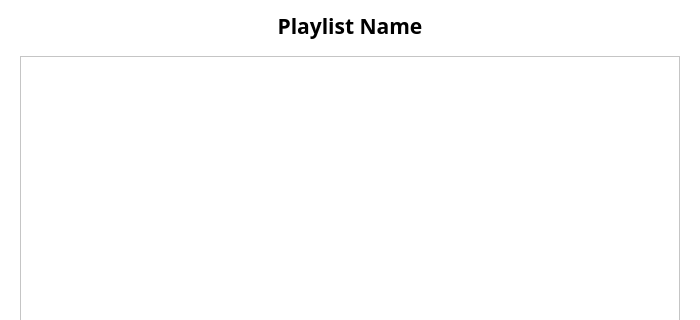
This is ui/dialogs/playlistplayer.ui in amirmohsen1384/Mockingbird as Qt 5 draws it before an edit; both pictures show x 0 to 700 and y 0 to 320 of the 700 by 700 pixel window. The edited form follows.
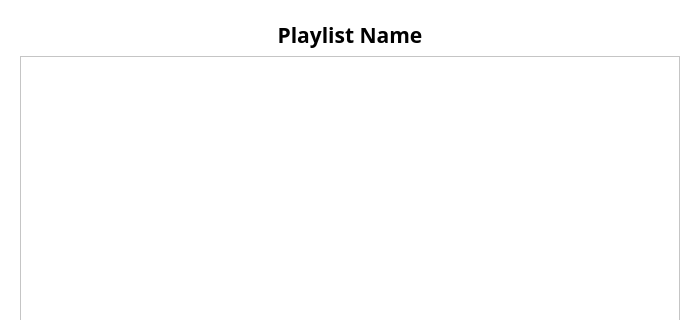
This is the edited form. The open tabs and pages were chosen to show the change. Custom widgets are drawn as their Qt base class.

Commit message: Moved the playlist list into playlist region

Diff of the .ui file:
```diff
--- a/ui/dialogs/playlistplayer.ui
+++ b/ui/dialogs/playlistplayer.ui
@@ -67,6 +67,13 @@
   </property>
   <layout class="QVBoxLayout" name="mainLayout">
    <item>
+    <widget class="QStackedWidget" name="pageContainer">
+     <property name="currentIndex">
+      <number>1</number>
+     </property>
+     <widget class="QWidget" name="playlistPage">
+      <layout class="QVBoxLayout" name="verticalLayout">
+       <item>
     <widget class="QLabel" name="titleLabel">
      <property name="font">
       <font>
@@ -83,13 +90,6 @@
      </property>
     </widget>
    </item>
-   <item>
-    <widget class="QStackedWidget" name="pageContainer">
-     <property name="currentIndex">
-      <number>1</number>
-     </property>
-     <widget class="QWidget" name="playlistPage">
-      <layout class="QVBoxLayout" name="verticalLayout">
        <item>
         <widget class="QListView" name="playlistView">
          <property name="sizePolicy">
```
Lines whose indentation alone changed are shown as unchanged.
